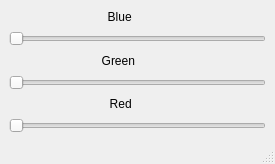
binarymaker/cv-colour-picker, file colour-caliber.ui: the form before one commit.
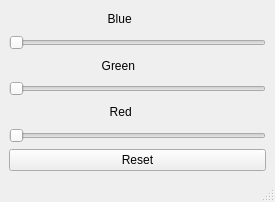
The form after the commit.

Commit message:
ui value resume and reset button
ui variable store in disk using pickle

Patch:
```diff
--- a/colour-caliber.ui
+++ b/colour-caliber.ui
@@ -7,7 +7,7 @@
     <x>0</x>
     <y>0</y>
     <width>275</width>
-    <height>164</height>
+    <height>202</height>
    </rect>
   </property>
   <property name="cursor">
@@ -90,6 +90,13 @@
       </property>
      </widget>
     </item>
+    <item row="7" column="0" colspan="2">
+     <widget class="QPushButton" name="button_reset">
+      <property name="text">
+       <string>Reset</string>
+      </property>
+     </widget>
+    </item>
    </layout>
   </widget>
   <widget class="QStatusBar" name="statusbar"/>
```
Left out of the diff: 28 changed lines with no effect on the pictures. The commit also changes 2 other files.
